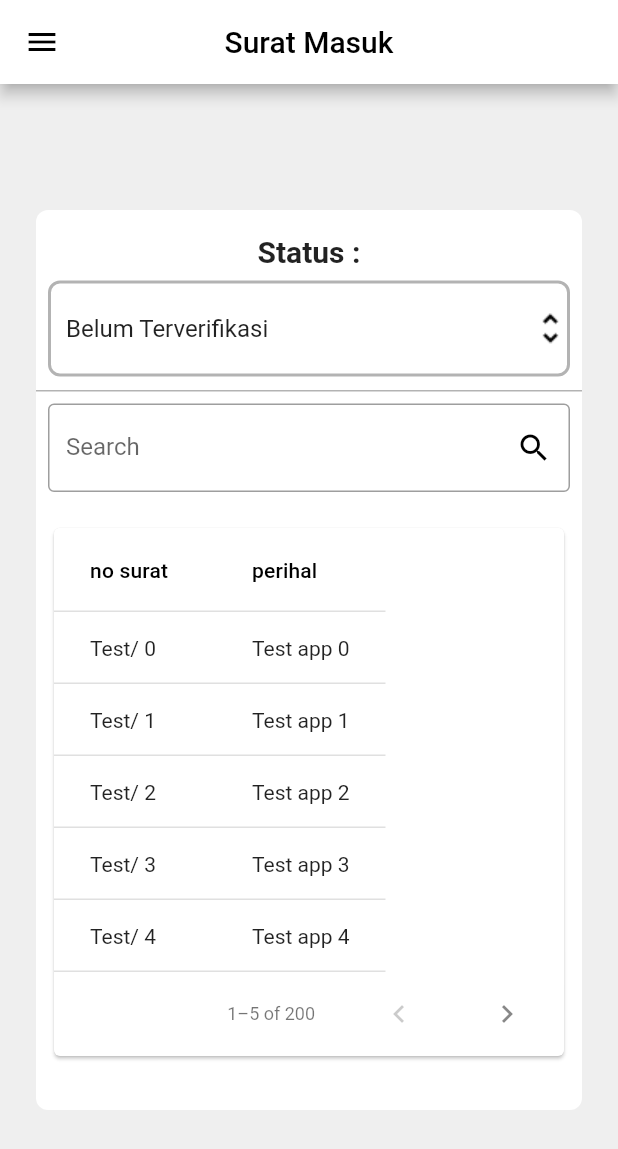
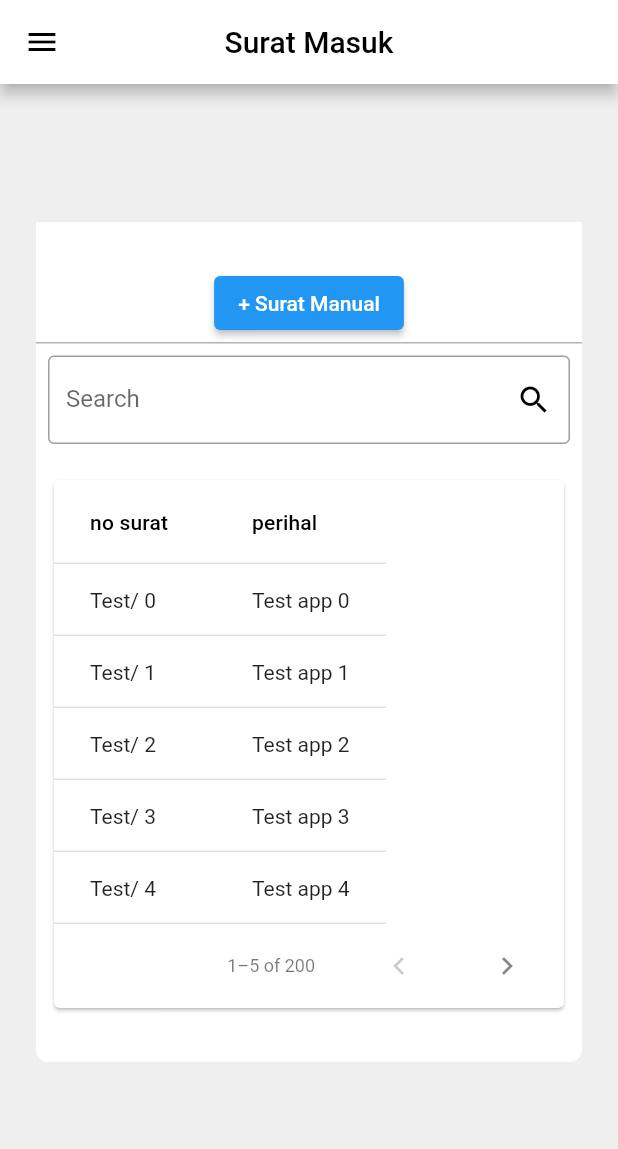
Before and after one commit to hharison8/e_surat, a Flutter app: the suratMasuk screen opened by its route, on a phone screen of 412 x 824 dp. Shown: the top 1149 px of the screen. Run offline on Flutter 3.47's test engine with Material 2 defaults, Android fonts, the light colour scheme and no system bars; missing offline and left inert: syncfusion_flutter_pdfviewer.

Commit message:
ganti surat manual

```diff
--- a/lib/permohonan_paraf.dart
+++ b/lib/permohonan_paraf.dart
@@ -1,10 +1,12 @@
 import 'package:flutter/material.dart';
 import 'package:flutter_application_1/data.dart';
 
-List<DropdownMenuItem<String>> get dropdownItems{
+List<DropdownMenuItem<String>> get dropdownItems {
   List<DropdownMenuItem<String>> menuItems = [
-    const DropdownMenuItem(child: Text("Terverifikasi"),value: "Terverifikasi"),
-    const DropdownMenuItem(child: Text("Belum Terverifikasi"),value: "Belum Terverifikasi"),
+    const DropdownMenuItem(
+        child: Text("Terverifikasi"), value: "Terverifikasi"),
+    const DropdownMenuItem(
+        child: Text("Belum Terverifikasi"), value: "Belum Terverifikasi"),
   ];
   return menuItems;
 }
@@ -32,8 +34,7 @@ class _ParafState extends State<Paraf> {
               fontSize: 20,
               color: Colors.black,
             ),
-        )
-      ),
+          )),
       drawer: Drawer(
         child: ListView(
           padding: EdgeInsets.zero,
@@ -101,7 +102,8 @@ class _ParafState extends State<Paraf> {
                       const SizedBox(
                         width: 8,
                         height: 120,
-                        child: ColoredBox(color: Color.fromARGB(255, 224, 243, 255)),
+                        child: ColoredBox(
+                            color: Color.fromARGB(255, 224, 243, 255)),
                       ),
                       SizedBox(
                         height: 120,
@@ -110,7 +112,7 @@ class _ParafState extends State<Paraf> {
                           children: [
                             ListTile(
                               title: const Text('Pengesahan'),
-                            onTap: (){
+                              onTap: () {
                                 Navigator.pushNamed(context, '/pengesahan');
                               },
                             ),
@@ -157,7 +159,8 @@ class _ParafState extends State<Paraf> {
                       const SizedBox(
                         width: 8,
                         height: 120,
-                        child: ColoredBox(color: Color.fromARGB(255, 224, 243, 255)),
+                        child: ColoredBox(
+                            color: Color.fromARGB(255, 224, 243, 255)),
                       ),
                       SizedBox(
                         height: 120,
@@ -166,7 +169,7 @@ class _ParafState extends State<Paraf> {
                           children: [
                             ListTile(
                               title: const Text('Surat Keluar'),
-                            onTap: (){
+                              onTap: () {
                                 Navigator.pushNamed(context, '/suratKeluar');
                               },
                             ),
@@ -202,7 +205,8 @@ class _ParafState extends State<Paraf> {
                       const SizedBox(
                         width: 8,
                         height: 120,
-                        child: ColoredBox(color: Color.fromARGB(255, 224, 243, 255)),
+                        child: ColoredBox(
+                            color: Color.fromARGB(255, 224, 243, 255)),
                       ),
                       SizedBox(
                         height: 120,
@@ -211,14 +215,15 @@ class _ParafState extends State<Paraf> {
                           children: [
                             ListTile(
                               title: const Text('Disposisi Masuk'),
-                            onTap: (){
+                              onTap: () {
                                 Navigator.pushNamed(context, '/disposisiMasuk');
                               },
                             ),
                             ListTile(
                               title: const Text('Disposisi Keluar'),
                               onTap: () {
-                              Navigator.pushNamed(context, '/disposisiKeluar');
+                                Navigator.pushNamed(
+                                    context, '/disposisiKeluar');
                               },
                             ),
                           ],
@@ -252,7 +257,7 @@ class _ParafState extends State<Paraf> {
               },
             ),
             ElevatedButton(
-              onPressed: (){
+              onPressed: () {
                 Navigator.pushNamed(context, '/');
               },
               child: const Text('logout'),
@@ -266,12 +271,15 @@ class _ParafState extends State<Paraf> {
             children: [
               Container(
                 padding: const EdgeInsets.all(8),
-                margin: const EdgeInsets.only(top: 24,left: 8,right: 8,bottom: 0),
+                margin: const EdgeInsets.only(
+                    top: 24, left: 8, right: 8, bottom: 0),
                 width: 364,
                 height: 120,
                 decoration: const BoxDecoration(
                   color: Color.fromARGB(255, 255, 255, 255),
-                  borderRadius: BorderRadius.only(topLeft: Radius.circular(8),topRight: Radius.circular(8)),
+                  borderRadius: BorderRadius.only(
+                      topLeft: Radius.circular(8),
+                      topRight: Radius.circular(8)),
                 ),
                 child: Align(
                   alignment: Alignment.center,
@@ -281,16 +289,17 @@ class _ParafState extends State<Paraf> {
                         margin: const EdgeInsets.all(8),
                         child: const Text(
                           'Status :',
-                          style: TextStyle(fontWeight: FontWeight.bold,fontSize: 20),
+                          style: TextStyle(
+                              fontWeight: FontWeight.bold, fontSize: 20),
                         ),
                       ),
                       DropdownButtonFormField(
                           decoration: InputDecoration(
                               enabledBorder: OutlineInputBorder(
-                            borderSide: const BorderSide(color: Color.fromARGB(255, 179, 179, 179), width: 2),
-                            borderRadius: BorderRadius.circular(8)
-                          )
-                        ),
+                                  borderSide: const BorderSide(
+                                      color: Color.fromARGB(255, 179, 179, 179),
+                                      width: 2),
+                                  borderRadius: BorderRadius.circular(8))),
                           value: dropdownValue,
                           items: dropdownItems,
                           icon: Image.asset('assets/more.png'),
@@ -298,53 +307,52 @@ class _ParafState extends State<Paraf> {
                             setState(() {
                               dropdownValue = newvalue!;
                             });
-                        }
-                      ),
+                          }),
                     ],
                   ),
                 ),
               ),
               Container(
                 padding: const EdgeInsets.all(8),
-                margin: const EdgeInsets.only(top: 0,left: 8,right: 8,bottom: 0),
+                margin:
+                    const EdgeInsets.only(top: 0, left: 8, right: 8, bottom: 0),
                 width: 364,
                 height: 80,
                 decoration: const BoxDecoration(
                     color: Color.fromARGB(255, 255, 255, 255),
                     border: Border(
                         top: BorderSide(
-                      color: Color.fromARGB(255, 179, 179, 179)
-                    )
-                  )
-                ),
+                            color: Color.fromARGB(255, 179, 179, 179)))),
                 child: const Align(
                   child: Column(
                     crossAxisAlignment: CrossAxisAlignment.center,
                     children: [
                       Align(
                           alignment: Alignment.centerLeft,
-                        child:
-                        TextField(
+                          child: TextField(
                             decoration: InputDecoration(
                                 border: OutlineInputBorder(),
                                 labelText: 'Search',
-                            suffixIcon: Icon(Icons.search,color: Colors.black,)
-                          ),
-                        )
-                      ),
+                                suffixIcon: Icon(
+                                  Icons.search,
+                                  color: Colors.black,
+                                )),
+                          )),
                     ],
                   ),
                 ),
-
               ),
               Container(
                   padding: const EdgeInsets.all(8),
-                margin: const EdgeInsets.only(top: 0,left: 8,right: 8,bottom: 24),
+                  margin: const EdgeInsets.only(
+                      top: 0, left: 8, right: 8, bottom: 24),
                   width: 364,
-                height:400,
+                  height: 400,
                   decoration: const BoxDecoration(
                     color: Color.fromARGB(255, 255, 255, 255),
-                  borderRadius: BorderRadius.only(bottomLeft: Radius.circular(8),bottomRight: Radius.circular(8)),
+                    borderRadius: BorderRadius.only(
+                        bottomLeft: Radius.circular(8),
+                        bottomRight: Radius.circular(8)),
                   ),
                   child: Align(
                     alignment: AlignmentDirectional.centerStart,
@@ -352,7 +360,7 @@ class _ParafState extends State<Paraf> {
                       children: [
                         PaginatedDataTable(
                           source: _data,
-                        columns: const [
+                          columns: [
                             DataColumn(label: Text('no surat')),
                             DataColumn(label: Text('perihal')),
                           ],
@@ -360,8 +368,7 @@ class _ParafState extends State<Paraf> {
                         ),
                       ],
                     ),
-                )
-              ),
+                  )),
               SizedBox(
                   height: 50,
                   width: 140,
@@ -369,9 +376,11 @@ class _ParafState extends State<Paraf> {
                     onPressed: () {
                       Navigator.pushNamed(context, '/pdfView');
                     },
-                  child: Text('Accept', style: TextStyle(fontSize: 14),),
-                )
+                    child: Text(
+                      'Accept',
+                      style: TextStyle(fontSize: 14),
                     ),
+                  )),
             ],
           ),
         ),
--- a/lib/surat_masuk.dart
+++ b/lib/surat_masuk.dart
@@ -1,10 +1,12 @@
 import 'package:flutter/material.dart';
 import 'package:flutter_application_1/data.dart';
 
-List<DropdownMenuItem<String>> get dropdownItems{
+List<DropdownMenuItem<String>> get dropdownItems {
   List<DropdownMenuItem<String>> menuItems = [
-    const DropdownMenuItem(child: Text("Terverifikasi"),value: "Terverifikasi"),
-    const DropdownMenuItem(child: Text("Belum Terverifikasi"),value: "Belum Terverifikasi"),
+    const DropdownMenuItem(
+        child: Text("Terverifikasi"), value: "Terverifikasi"),
+    const DropdownMenuItem(
+        child: Text("Belum Terverifikasi"), value: "Belum Terverifikasi"),
   ];
   return menuItems;
 }
@@ -32,8 +34,7 @@ class _suratMasukState extends State<suratMasuk> {
               fontSize: 20,
               color: Colors.black,
             ),
-        )
-      ),
+          )),
       drawer: Drawer(
         child: ListView(
           padding: EdgeInsets.zero,
@@ -101,7 +102,8 @@ class _suratMasukState extends State<suratMasuk> {
                       const SizedBox(
                         width: 8,
                         height: 120,
-                        child: ColoredBox(color: Color.fromARGB(255, 224, 243, 255)),
+                        child: ColoredBox(
+                            color: Color.fromARGB(255, 224, 243, 255)),
                       ),
                       SizedBox(
                         height: 120,
@@ -110,7 +112,7 @@ class _suratMasukState extends State<suratMasuk> {
                           children: [
                             ListTile(
                               title: const Text('Pengesahan'),
-                            onTap: (){
+                              onTap: () {
                                 Navigator.pushNamed(context, '/pengesahan');
                               },
                             ),
@@ -157,7 +159,8 @@ class _suratMasukState extends State<suratMasuk> {
                       const SizedBox(
                         width: 8,
                         height: 120,
-                        child: ColoredBox(color: Color.fromARGB(255, 224, 243, 255)),
+                        child: ColoredBox(
+                            color: Color.fromARGB(255, 224, 243, 255)),
                       ),
                       SizedBox(
                         height: 120,
@@ -166,7 +169,7 @@ class _suratMasukState extends State<suratMasuk> {
                           children: [
                             ListTile(
                               title: const Text('Surat Keluar'),
-                            onTap: (){
+                              onTap: () {
                                 Navigator.pushNamed(context, '/suratKeluar');
                               },
                             ),
@@ -202,7 +205,8 @@ class _suratMasukState extends State<suratMasuk> {
                       const SizedBox(
                         width: 8,
                         height: 120,
-                        child: ColoredBox(color: Color.fromARGB(255, 224, 243, 255)),
+                        child: ColoredBox(
+                            color: Color.fromARGB(255, 224, 243, 255)),
                       ),
                       SizedBox(
                         height: 120,
@@ -211,14 +215,15 @@ class _suratMasukState extends State<suratMasuk> {
                           children: [
                             ListTile(
                               title: const Text('Disposisi Masuk'),
-                            onTap: (){
+                              onTap: () {
                                 Navigator.pushNamed(context, '/disposisiMasuk');
                               },
                             ),
                             ListTile(
                               title: const Text('Disposisi Keluar'),
                               onTap: () {
-                              Navigator.pushNamed(context, '/disposisiKeluar');
+                                Navigator.pushNamed(
+                                    context, '/disposisiKeluar');
                               },
                             ),
                           ],
@@ -252,7 +257,7 @@ class _suratMasukState extends State<suratMasuk> {
               },
             ),
             ElevatedButton(
-              onPressed: (){
+              onPressed: () {
                 Navigator.pushNamed(context, '/');
               },
               child: const Text('logout'),
@@ -264,87 +269,106 @@ class _suratMasukState extends State<suratMasuk> {
           child: SingleChildScrollView(
               child: Column(
         children: [
+          // Container(
+          //   padding: const EdgeInsets.all(8),
+          //   margin:
+          //       const EdgeInsets.only(top: 24, left: 8, right: 8, bottom: 0),
+          //   width: 364,
+          //   height: 120,
+          //   decoration: const BoxDecoration(
+          //     color: Color.fromARGB(255, 255, 255, 255),
+          //     borderRadius: BorderRadius.only(
+          //         topLeft: Radius.circular(8), topRight: Radius.circular(8)),
+          //   ),
+          //   child: Align(
+          //     alignment: Alignment.center,
+          //     child: Column(
+          //       children: [
+          //         Container(
+          //           margin: const EdgeInsets.all(8),
+          //           child: const Text(
+          //             'Status Baca:',
+          //             style:
+          //                 TextStyle(fontWeight: FontWeight.bold, fontSize: 20),
+          //           ),
+          //         ),
+          //         DropdownButtonFormField(
+          //             decoration: InputDecoration(
+          //                 enabledBorder: OutlineInputBorder(
+          //                     borderSide: const BorderSide(
+          //                         color: Color.fromARGB(255, 179, 179, 179),
+          //                         width: 2),
+          //                     borderRadius: BorderRadius.circular(8))),
+          //             value: dropdownValue,
+          //             items: dropdownItems,
+          //             icon: Image.asset('assets/more.png'),
+          //             onChanged: (String? newvalue) {
+          //               setState(() {
+          //                 dropdownValue = newvalue!;
+          //               });
+          //             }),
+          //       ],
+          //     ),
+          //   ),
+          // ),
+          Container(
+            padding: EdgeInsets.only(top: 10, left: 8, right: 8, bottom: 15),
+            margin: EdgeInsets.only(top: 0, left: 8, right: 8, bottom: 0),
+            color: Colors.white,
+            width: 364,
+            height: 80,
+            child:
+                Column(mainAxisAlignment: MainAxisAlignment.center, children: [
+              SizedBox(height: 20.0),
+              ElevatedButton(
+                onPressed: () {
+                  print(
+                      'surat dibuat!'); //nanti aksinya diganti jadi popup form dialog buat bikin surat
+                },
+                child: Text('+ Surat Manual'),
+              ),
+            ]),
+          ),
           Container(
             padding: const EdgeInsets.all(8),
-                margin: const EdgeInsets.only(top: 24,left: 8,right: 8,bottom: 0),
+            margin: const EdgeInsets.only(top: 0, left: 8, right: 8, bottom: 0),
             width: 364,
-                height: 120,
+            height: 80,
             decoration: const BoxDecoration(
                 color: Color.fromARGB(255, 255, 255, 255),
-                  borderRadius: BorderRadius.only(topLeft: Radius.circular(8),topRight: Radius.circular(8)),
-                ),
-                child: Align(
-                  alignment: Alignment.center,
+                border: Border(
+                    top:
+                        BorderSide(color: Color.fromARGB(255, 179, 179, 179)))),
+            child: const Align(
               child: Column(
+                crossAxisAlignment: CrossAxisAlignment.center,
                 children: [
-                      Container(
-                        margin: const EdgeInsets.all(8),
-                        child: const Text(
-                          'Status :',
-                          style: TextStyle(fontWeight: FontWeight.bold,fontSize: 20),
-                          ),
-                      ),
-                      DropdownButtonFormField(
+                  Align(
+                      alignment: Alignment.centerLeft,
+                      child: TextField(
                         decoration: InputDecoration(
-                          enabledBorder: OutlineInputBorder(
-                            borderSide: const BorderSide(color: Color.fromARGB(255, 179, 179, 179), width: 2),
-                            borderRadius: BorderRadius.circular(8)
-                          )
-                        ),
-                        value: dropdownValue,
-                        items: dropdownItems,
-                        icon: Image.asset('assets/more.png'),
-                        onChanged: (String? newvalue) {
-                          setState(() {
-                            dropdownValue = newvalue!;
-                          });
-                        }
-                      ),
+                            border: OutlineInputBorder(),
+                            labelText: 'Search',
+                            suffixIcon: Icon(
+                              Icons.search,
+                              color: Colors.black,
+                            )),
+                      )),
                 ],
               ),
             ),
           ),
           Container(
               padding: const EdgeInsets.all(8),
-                margin: const EdgeInsets.only(top: 0,left: 8,right: 8,bottom: 0),
+              margin:
+                  const EdgeInsets.only(top: 0, left: 8, right: 8, bottom: 24),
               width: 364,
-                height: 80,
+              height: 400,
               decoration: const BoxDecoration(
                 color: Color.fromARGB(255, 255, 255, 255),
-                  border: Border(
-                    top: BorderSide(
-                      color: Color.fromARGB(255, 179, 179, 179)
-                    )
-                  )
-                ),
-                child: const Align(
-                  child: Column(
-                    crossAxisAlignment: CrossAxisAlignment.center,
-                    children: [
-                      Align(
-                        alignment: Alignment.centerLeft,
-                        child:
-                        TextField(
-                          decoration: InputDecoration(
-                            border: OutlineInputBorder(),
-                            labelText: 'Search',
-                            suffixIcon: Icon(Icons.search,color: Colors.black,)
-                          ),
-                        )
-                      ),
-                    ],
-                  ),
-                ),
-
-              ),
-              Container(
-                padding: const EdgeInsets.all(8),
-                margin: const EdgeInsets.only(top: 0,left: 8,right: 8,bottom: 24),
-                width: 364,
-                height:400,
-                decoration: const BoxDecoration(
-                  color: Color.fromARGB(255, 255, 255, 255),
-                  borderRadius: BorderRadius.only(bottomLeft: Radius.circular(8),bottomRight: Radius.circular(8)),
+                borderRadius: BorderRadius.only(
+                    bottomLeft: Radius.circular(8),
+                    bottomRight: Radius.circular(8)),
               ),
               child: Align(
                 alignment: AlignmentDirectional.centerStart,
@@ -360,12 +384,9 @@ class _suratMasukState extends State<suratMasuk> {
                     ),
                   ],
                 ),
-                )
-              ),
+              )),
         ],
-          ),
-        ),
-      ),
+      ))),
     );
   }
 }
```
Lines whose indentation alone changed are shown as unchanged.
